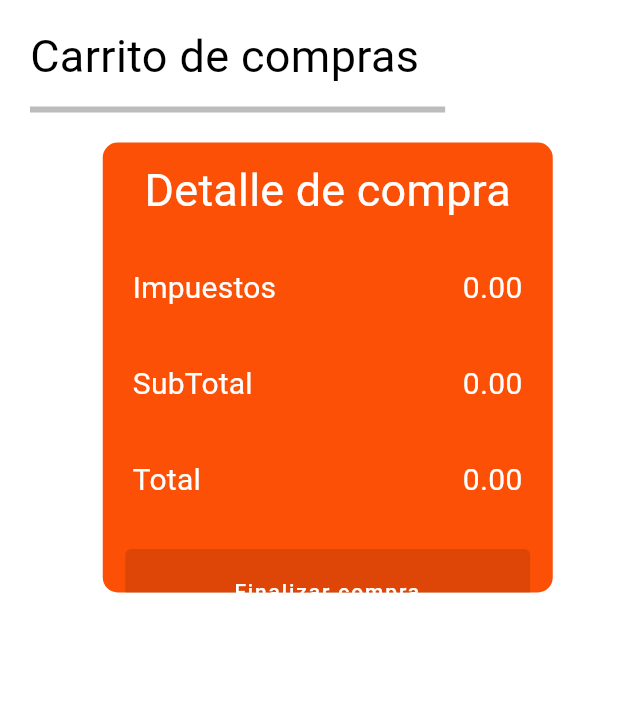
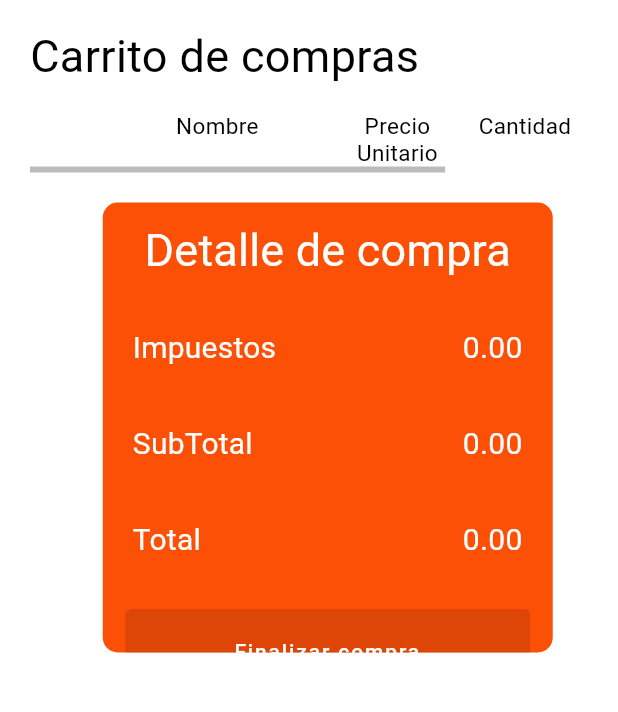
Before and after one commit to StevenMontero/veggy_meat_wep_app, a Flutter app: the ShoppingCart screen opened by its route, on a phone screen of 412 x 824 dp, the part 75-787 px from its top. Run offline on Flutter 3.47's test engine with Material 2 defaults, Android fonts, the phone set to English and light mode, and no system bars; drawn by our look-alikes of badges; our stand-ins replace bloc, carousel_slider, cloud_firestore, dio, equatable, firebase_storage and 6 more; missing offline and left inert: twilio_flutter; accounts and stored records are empty; network calls fail.

Commit message:
Correccion version celular carrito

```diff
--- a/lib/ui/pages/shopping cart/shoppingCart.dart
+++ b/lib/ui/pages/shopping cart/shoppingCart.dart
@@ -115,15 +115,8 @@ class ShoppingCart extends StatelessWidget {
                 color: Colors.white,
                 child: Row(
                   children: [
-                    Padding(
-                      padding: const EdgeInsets.only(left: 5),
-                      child: Container(
-                        height: 100,
+                    SizedBox(
                       width: 100,
-                        child: Text(
-                          '',
-                        ),
-                      ),
                     ),
                     Padding(
                       padding: const EdgeInsets.only(left: 50),
@@ -331,7 +324,85 @@ class ShoppingCart extends StatelessWidget {
         if (sizeHeight >= 650) {
           sizeHeight = 650;
         }
-        return Material(
+        return Column(
+          children: [
+            Container(
+              height: 40,
+              width: 500,
+              color: Colors.white,
+              child: Row(
+                children: [
+                  SizedBox(
+                    width: 10,
+                  ),
+                  Padding(
+                    padding: const EdgeInsets.only(left: 50),
+                    child: Container(
+                      color: Colors.white,
+                      height: 50,
+                      width: 130,
+                      child: Text(
+                        'Nombre',
+                        textAlign: TextAlign.center,
+                        style: GoogleFonts.roboto(
+                          fontSize: 15,
+                          color: Colors.black,
+                        ),
+                      ),
+                    ),
+                  ),
+                  Padding(
+                    padding: const EdgeInsets.only(left: 5),
+                    child: Container(
+                      color: Colors.white,
+                      height: 50,
+                      width: 100,
+                      child: Text(
+                        'Precio Unitario',
+                        textAlign: TextAlign.center,
+                        style: GoogleFonts.roboto(
+                          fontSize: 15,
+                          color: Colors.black,
+                        ),
+                      ),
+                    ),
+                  ),
+                  Padding(
+                    padding: const EdgeInsets.only(left: 0),
+                    child: Container(
+                      color: Colors.white,
+                      height: 50,
+                      width: 70,
+                      child: Text(
+                        'Cantidad',
+                        textAlign: TextAlign.center,
+                        style: GoogleFonts.roboto(
+                          fontSize: 15,
+                          color: Colors.black,
+                        ),
+                      ),
+                    ),
+                  ),
+                  Padding(
+                    padding: const EdgeInsets.only(left: 0),
+                    child: Container(
+                      color: Colors.white,
+                      height: 50,
+                      width: 100,
+                      child: Text(
+                        'Precio X unidad',
+                        textAlign: TextAlign.center,
+                        style: GoogleFonts.roboto(
+                          fontSize: 15,
+                          color: Colors.black,
+                        ),
+                      ),
+                    ),
+                  ),
+                ],
+              ),
+            ),
+            Material(
               child: Container(
                 height: sizeHeight,
                 width: 500,
@@ -357,8 +428,10 @@ class ShoppingCart extends StatelessWidget {
                               height: 50,
                               width: 50,
                               child: Image.network(
-                            'https://s2.dia.es/medias/hb7/hc3/10643207847966.jpg',
-                            fit: BoxFit.fill,
+                                "http://186.177.135.3:45570/api/Articulos/Imagen?code=${state.listProducts[index].product.codigoArticulo}",
+                                errorBuilder: (context, error, stackTrace) =>
+                                    Image.asset(
+                                        "assets/images/imagen_no_disponible.png"),
                               ),
                             ),
                           ),
@@ -451,6 +524,8 @@ class ShoppingCart extends StatelessWidget {
                   },
                 ),
               ),
+            ),
+          ],
         );
       },
     );
```
Lines whose indentation alone changed are shown as unchanged.
